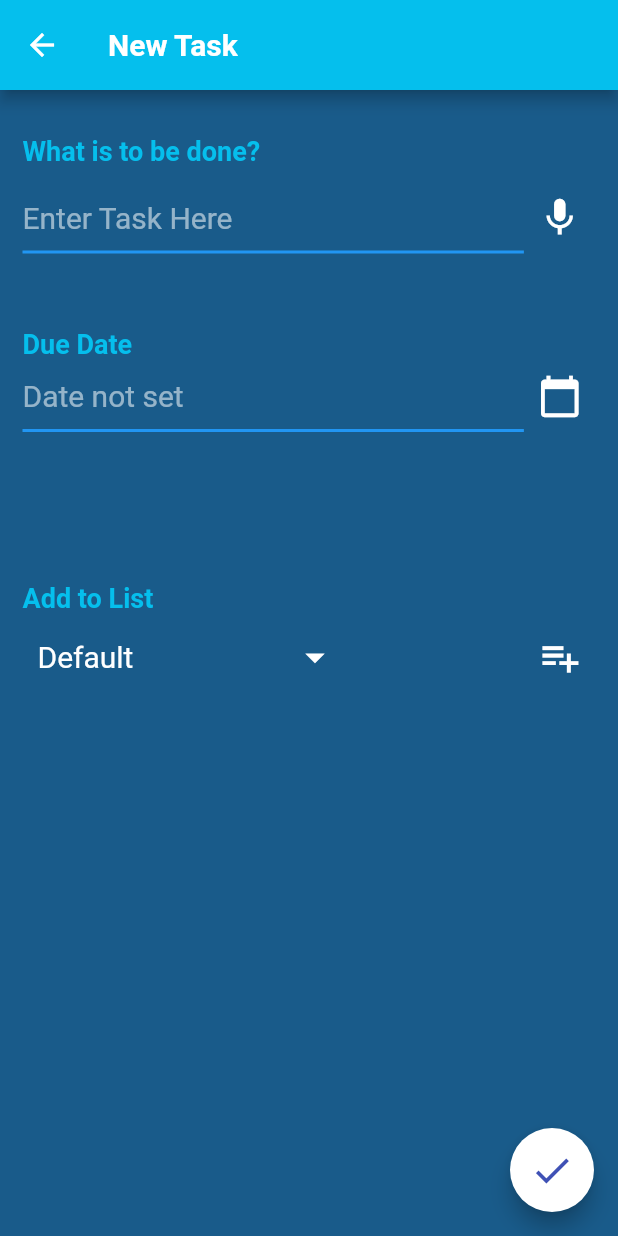
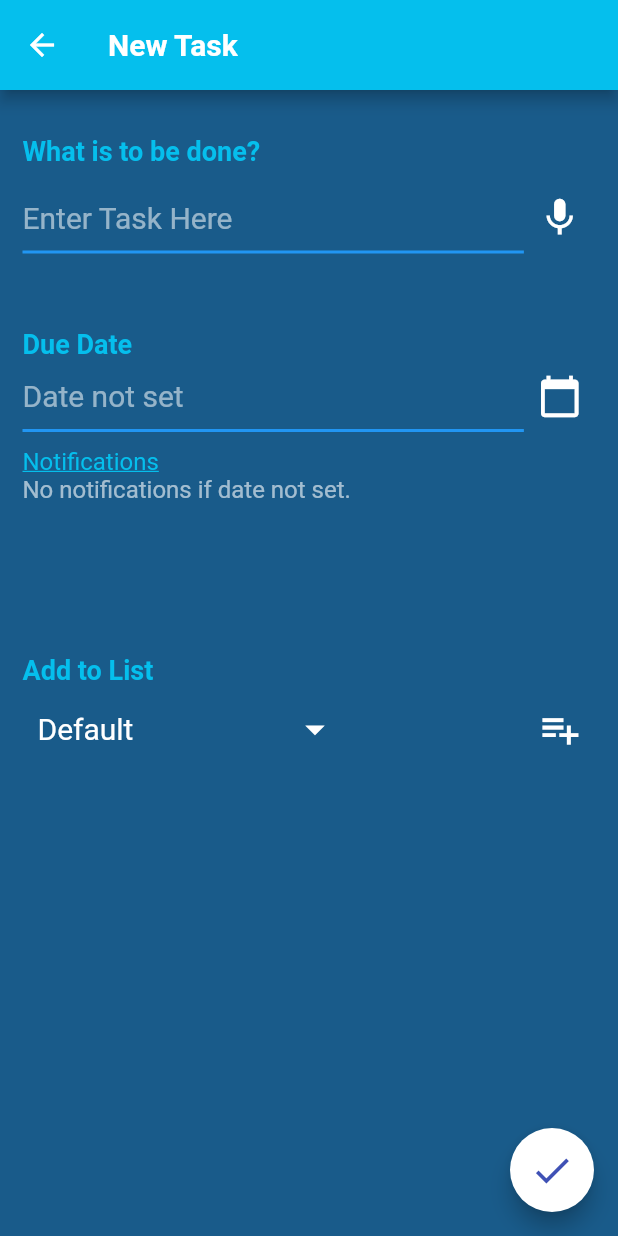
Before and after one commit to riyatyagi2021/to_do_app, a Flutter app: the screen it shows after launch, after a tap on the "add" icon, on a phone screen of 412 x 824 dp. Run offline on Flutter 3.47's test engine with Material 2 defaults, Android fonts, the phone set to English and light mode, and no system bars; our stand-ins replace firebase_core; accounts and stored records are empty.

Commit message:
firebase_added

```diff
--- a/lib/UI/add_task.dart
+++ b/lib/UI/add_task.dart
@@ -66,7 +66,7 @@ class _AddNewTaskState extends State<AddNewTask> {
                   fontSize: 18,
                   fontWeight: FontWeight.bold,
                   color: Color(0xff05bfed))),
-              SizedBox(height: 0,),
+
               Row(
                 children: [
                   Expanded(
@@ -91,6 +91,25 @@ class _AddNewTaskState extends State<AddNewTask> {
                       child: const Icon(Icons.calendar_today,size: 30,color: Colors.white,)),
                 ],
               ),
+              SizedBox(height: 10,),
+              GestureDetector(
+                child: const Text(
+                  'Notifications',
+                  style: TextStyle(
+                    color:  Color(0xff05bfed),
+                    fontSize: 16,
+                    decoration: TextDecoration.underline,
+                  ),
+                ),
+              ),
+              const Text(
+                'No notifications if date not set.',
+                style: TextStyle(
+                  fontSize: 16,
+                  color: Colors.white60,
+                ),
+              ),
+
               SizedBox(height: 100,),
               const Text("Add to List",style: TextStyle(
                   fontSize: 18,
--- a/lib/UI/dashboard.dart
+++ b/lib/UI/dashboard.dart
@@ -39,7 +39,7 @@ class _DashboardState extends State<Dashboard> {
                 onChanged: (String? valuee) {
                   setState(() {
                     chosenValue = valuee!;
-                    icon?Icon(Icons.camera):Container();
+                    icon?Icon(Icons.camera):null;
                   });
                 },
                 value: chosenValue,
@@ -141,12 +141,12 @@ class _DashboardState extends State<Dashboard> {
                     value: "8",
                     child:Row(
                       children: const [
-                        Icon(Icons.playlist_add),
+                        Icon(Icons.playlist_add,color: Colors.white60),
                         SizedBox(width: 20,),
                         Text("New List",style: TextStyle(
                             fontSize:  20,
                             fontWeight: FontWeight.bold,
-                            color: Colors.white),
+                            color: Colors.white60),
                         ),
                       ],
                     ),
--- a/lib/main.dart
+++ b/lib/main.dart
@@ -1,9 +1,11 @@
 import 'dart:async';
-
+import 'package:firebase_core/firebase_core.dart';
 import 'package:flutter/material.dart';
 import 'package:to_do_app/UI/dashboard.dart';
 
-void main() {
+void main() async{
+  WidgetsFlutterBinding.ensureInitialized();
+  await Firebase.initializeApp();
   runApp(const MyApp());
 }
 
--- a/pubspec.yaml
+++ b/pubspec.yaml
@@ -31,9 +31,12 @@ dependencies:
     sdk: flutter
 
 
+
+
   # The following adds the Cupertino Icons font to your application.
   # Use with the CupertinoIcons class for iOS style icons.
   cupertino_icons: ^1.0.2
+  firebase_core: ^1.7.0
 
 dev_dependencies:
   flutter_test:
```
Also changed, not shown: lib/UI/sample.dart (added), pubspec.lock, 3 other files.
